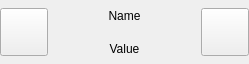
The window that ui/controls/touchspinboxstring.ui (dmitry64/av20) describes before a commit, drawn with Qt 5.
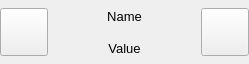
The same window after the commit. Icons and pictures are not drawn.

Diff of the .ui file:
```diff
--- a/ui/controls/touchspinboxstring.ui
+++ b/ui/controls/touchspinboxstring.ui
@@ -10,6 +10,11 @@
     <height>64</height>
    </rect>
   </property>
+  <property name="font">
+   <font>
+    <pointsize>10</pointsize>
+   </font>
+  </property>
   <property name="windowTitle">
    <string>Form</string>
   </property>
```
